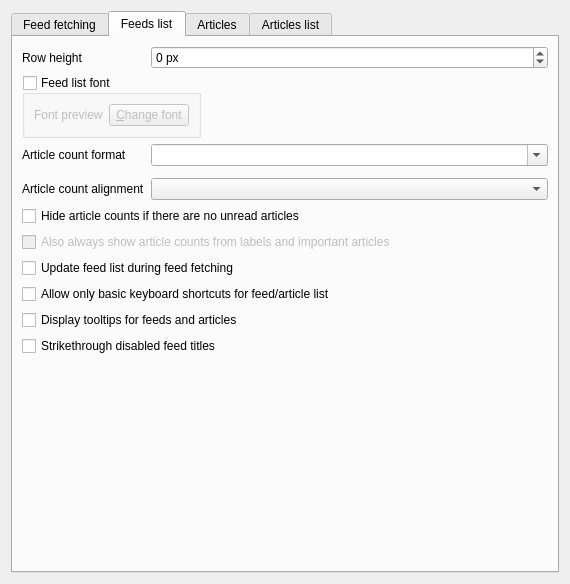
martinrotter/rssguard, file src/librssguard/gui/settings/settingsfeedsmessages.ui: the form before one commit.
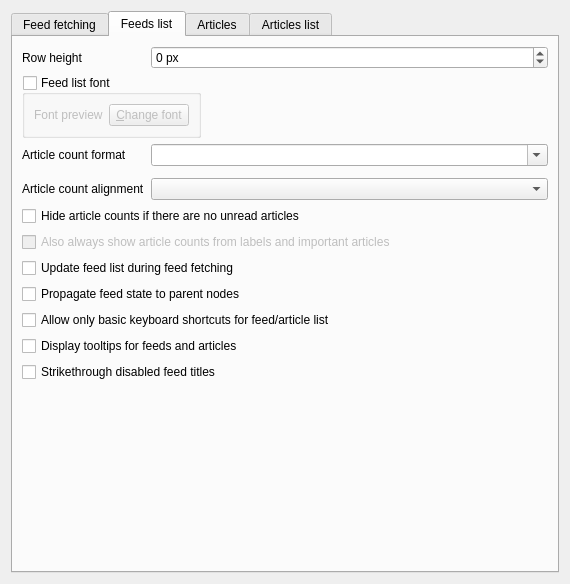
The form after the commit. The open tabs and pages were chosen to show the change. Custom widgets are drawn as their Qt base class.

What changed in the file:
```diff
--- a/src/librssguard/gui/settings/settingsfeedsmessages.ui
+++ b/src/librssguard/gui/settings/settingsfeedsmessages.ui
@@ -269,21 +269,21 @@
          </property>
         </widget>
        </item>
-       <item row="9" column="0" colspan="2">
+       <item row="10" column="0" colspan="2">
         <widget class="QCheckBox" name="m_cbListsRestrictedShortcuts">
          <property name="text">
           <string>Allow only basic keyboard shortcuts for feed/article list</string>
          </property>
         </widget>
        </item>
-       <item row="10" column="0" colspan="2">
+       <item row="11" column="0" colspan="2">
         <widget class="QCheckBox" name="m_checkShowTooltips">
          <property name="text">
           <string>Display tooltips for feeds and articles</string>
          </property>
         </widget>
        </item>
-       <item row="12" column="0" colspan="2">
+       <item row="13" column="0" colspan="2">
         <widget class="QCheckBox" name="m_cbStrikethroughDisabledFeeds">
          <property name="text">
           <string>Strikethrough disabled feed titles</string>
@@ -303,6 +303,13 @@
          </property>
         </widget>
        </item>
+       <item row="9" column="0" colspan="2">
+        <widget class="QCheckBox" name="m_cbPropagateFeedListStates">
+         <property name="text">
+          <string>Propagate feed state to parent nodes</string>
+         </property>
+        </widget>
+       </item>
       </layout>
      </widget>
      <widget class="QWidget" name="m_tabMessages">
```
Left out of the diff: 1 changed line with no effect on the pictures.
